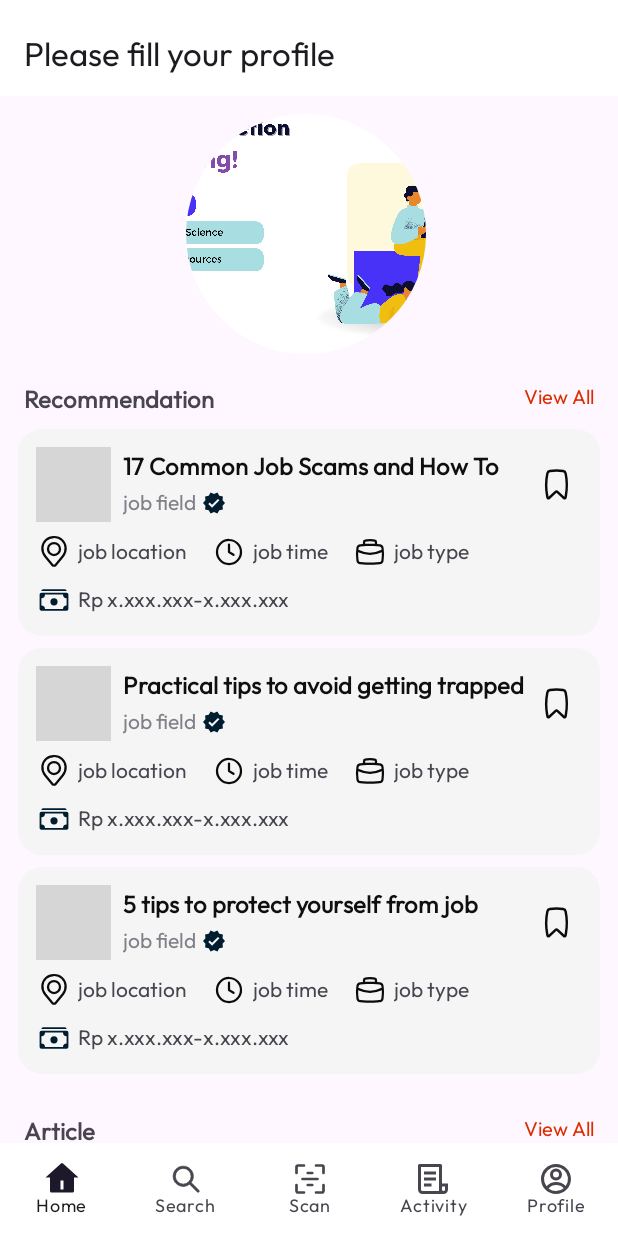
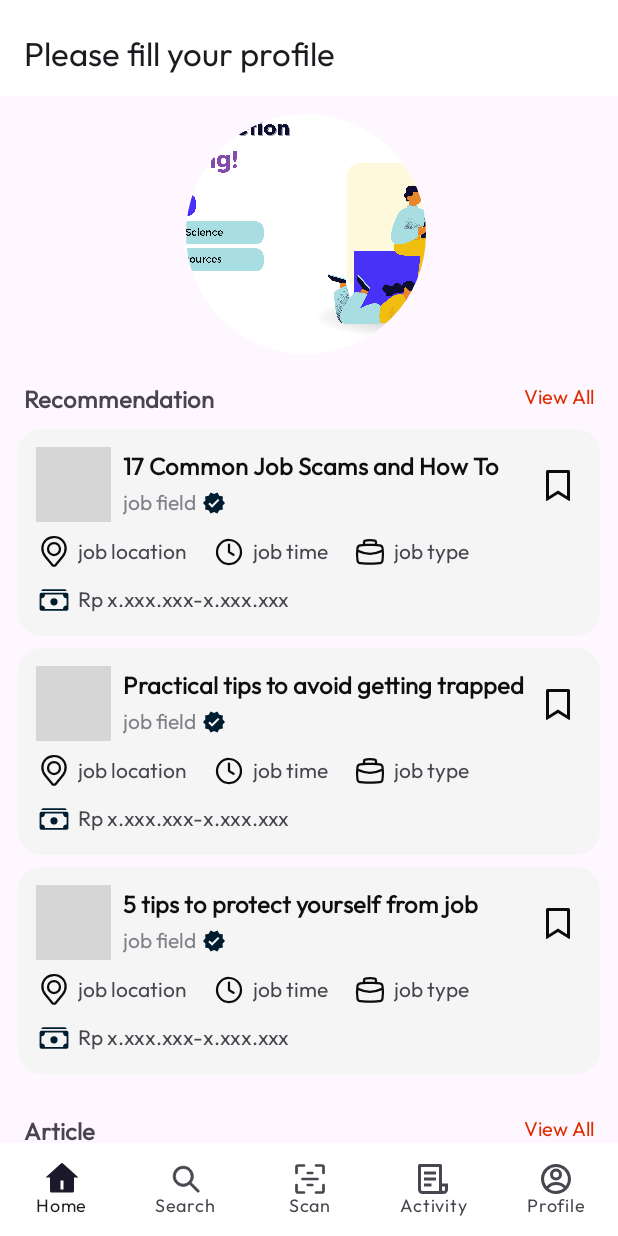
Before and after one commit to ReyhanHerdi/locker_app, an Android app: the screen it shows after launch once a user with an empty profile is signed in (MainActivity), on a phone screen of 412 x 824 dp. Run offline under Robolectric (Android 15) with nearby library versions, the phone set to English and light mode, and no system bars; our stand-ins replace Firebase (no records; nobody signed in at launch, a user with empty details on screens opened directly), navigation-ui; plain views replace RoundedImageView; pictures from the network do not load; grey boxes are pictures that could not be loaded.

Commit message:
change bookmark icon

```diff
--- a/LOCKer/app/src/main/java/com/example/locker/screen/AuthActivity.kt
+++ b/LOCKer/app/src/main/java/com/example/locker/screen/AuthActivity.kt
@@ -2,13 +2,15 @@ package com.example.locker.screen
 
 import android.content.Intent
 import android.os.Bundle
+import android.view.View
 import androidx.activity.viewModels
 import androidx.appcompat.app.AppCompatActivity
-import com.example.locker.R
+import com.example.locker.databinding.ActivityAuthBinding
 import com.example.locker.screen.login.AuthViewModel
 import com.example.locker.screen.login.LoginActivity
 
 class AuthActivity : AppCompatActivity() {
+    private lateinit var binding: ActivityAuthBinding
 
     private val viewModel by viewModels<AuthViewModel> {
         ViewModelFactory.getInstance(applicationContext)
@@ -16,7 +18,12 @@ class AuthActivity : AppCompatActivity() {
 
     override fun onCreate(savedInstanceState: Bundle?) {
         super.onCreate(savedInstanceState)
-        setContentView(R.layout.activity_auth)
+        binding = ActivityAuthBinding.inflate(layoutInflater)
+        setContentView(binding.root)
+
+        viewModel.loading.observe(this){
+            showLoading(it)
+        }
 
         viewModel.loggedInUser.observe(this) {
             if (it != null) {
@@ -34,4 +41,8 @@ class AuthActivity : AppCompatActivity() {
             }
         }
     }
+
+    private fun showLoading(isLoading: Boolean) {
+        binding.progressBar.visibility = if (isLoading) View.VISIBLE else View.GONE
+    }
 }
--- a/LOCKer/app/src/main/java/com/example/locker/screen/home/HomeFragment.kt
+++ b/LOCKer/app/src/main/java/com/example/locker/screen/home/HomeFragment.kt
@@ -51,7 +51,7 @@ class HomeFragment : Fragment(), View.OnClickListener {
         binding.tvViewAllNews.setOnClickListener(this)
 
         homeViewModel.userData.observe(viewLifecycleOwner) { data ->
-            if (data != null) {
+            if (data != null && data.username!!.isNotEmpty()) {
                 binding.topBar.title = resources.getString(R.string.user, data.username)
             } else {
                 binding.topBar.title = resources.getString(R.string.empty_name)
--- a/LOCKer/app/src/main/java/com/example/locker/screen/login/LoginActivity.kt
+++ b/LOCKer/app/src/main/java/com/example/locker/screen/login/LoginActivity.kt
@@ -40,7 +40,7 @@ class LoginActivity : AppCompatActivity() {
 
             if(email.isNotEmpty() && password.isNotEmpty()){
                 authViewModel.loading.observe(this){
-                    binding.progressBar.visibility = View.VISIBLE
+                    showLoading(it)
                 }
                 authViewModel.login(email, password)
                 showToast(authViewModel.message.toString())
@@ -57,6 +57,10 @@ class LoginActivity : AppCompatActivity() {
         Toast.makeText(this, message!!, Toast.LENGTH_SHORT).show()
     }
 
+    private fun showLoading(isLoading: Boolean) {
+        binding.progressBar.visibility = if (isLoading) View.VISIBLE else View.GONE
+    }
+
     private fun navigate(){
         val intent = Intent(applicationContext, AuthActivity::class.java)
         intent.flags = Intent.FLAG_ACTIVITY_CLEAR_TASK or Intent.FLAG_ACTIVITY_NEW_TASK
--- a/LOCKer/app/src/main/res/drawable/bookmark.xml
+++ b/LOCKer/app/src/main/res/drawable/bookmark.xml
@@ -4,7 +4,6 @@
     android:viewportWidth="24"
     android:viewportHeight="24">
   <path
-      android:pathData="M15.924,4.418a23.778,23.778 0,0 0,-7.848 0,1.194 1.194,0 0,0 -0.973,0.94 35.64,35.64 0,0 0,-0.142 13.327l0.163,0.913 3.67,-3.487a1.75,1.75 0,0 1,2.411 0l3.67,3.487 0.164,-0.913a35.64,35.64 0,0 0,-0.142 -13.327,1.194 1.194,0 0,0 -0.973,-0.94ZM7.828,2.94a25.278,25.278 0,0 1,8.344 0,2.694 2.694,0 0,1 2.195,2.123c0.923,4.579 0.973,9.29 0.149,13.888l-0.222,1.235a1.323,1.323 0,0 1,-2.213 0.726l-3.909,-3.713a0.25,0.25 0,0 0,-0.344 0l-3.909,3.713a1.323,1.323 0,0 1,-2.213 -0.726l-0.222,-1.235a37.14,37.14 0,0 1,0.149 -13.888A2.694,2.694 0,0 1,7.828 2.94Z"
-      android:fillColor="@color/color_icon_2"
-      android:fillType="evenOdd"/>
+      android:pathData="M5,2h14a1,1 0,0 1,1 1v19.143a0.5,0.5 0,0 1,-0.766 0.424L12,18.03l-7.234,4.536A0.5,0.5 0,0 1,4 22.143L4,3a1,1 0,0 1,1 -1ZM18,4L6,4v15.432l6,-3.761 6,3.761L18,4Z"
+      android:fillColor="@color/color_icon_2"/>
 </vector>
--- a/LOCKer/app/src/main/res/drawable/bookmarked.xml
+++ b/LOCKer/app/src/main/res/drawable/bookmarked.xml
@@ -4,6 +4,6 @@
     android:viewportWidth="24"
     android:viewportHeight="24">
   <path
-      android:pathData="M16.13,3.186a25.028,25.028 0,0 0,-8.26 0A2.444,2.444 0,0 0,5.876 5.11a36.89,36.89 0,0 0,-0.147 13.795l0.333,1.86a0.732,0.732 0,0 0,1.224 0.4l4.024,-3.822a1,1 0,0 1,1.378 0l4.023,3.822a0.732,0.732 0,0 0,1.224 -0.4l0.334,-1.86a36.89,36.89 0,0 0,-0.148 -13.795,2.444 2.444,0 0,0 -1.991,-1.925Z"
+      android:pathData="M5,2h14a1,1 0,0 1,1 1v19.143a0.5,0.5 0,0 1,-0.766 0.424L12,18.03l-7.234,4.536A0.5,0.5 0,0 1,4 22.143V3a1,1 0,0 1,1 -1Z"
       android:fillColor="@color/color_icon_2"/>
 </vector>
--- a/LOCKer/app/src/main/res/layout/activity_job_details.xml
+++ b/LOCKer/app/src/main/res/layout/activity_job_details.xml
@@ -105,6 +105,7 @@
                 app:layout_constraintBottom_toBottomOf="@+id/linearLayout"
                 app:layout_constraintEnd_toEndOf="parent"
                 app:layout_constraintTop_toTopOf="@+id/linearLayout"
+                app:layout_constraintVertical_bias="0.0"
                 tools:ignore="TouchTargetSizeCheck" />
 
             <ImageView
--- a/LOCKer/app/src/main/res/layout/job_list.xml
+++ b/LOCKer/app/src/main/res/layout/job_list.xml
@@ -22,7 +22,7 @@
             android:layout_marginEnd="16dp"
             android:background="@color/transparent"
             android:contentDescription="@string/save_this_job"
-            android:src="@drawable/bookmark_list"
+            android:src="@drawable/bookmark"
             app:layout_constraintBottom_toBottomOf="@+id/img_job"
             app:layout_constraintEnd_toEndOf="parent"
             app:layout_constraintTop_toTopOf="@+id/img_job"
```
Also changed, not shown: LOCKer/app/src/main/java/com/example/locker/screen/register/RegisterActivity.kt (+8 -0 lines), LOCKer/app/src/main/res/layout/activity_auth.xml (+11 -0 lines), LOCKer/app/src/main/res/layout/news_list.xml (+5 -3 lines).
